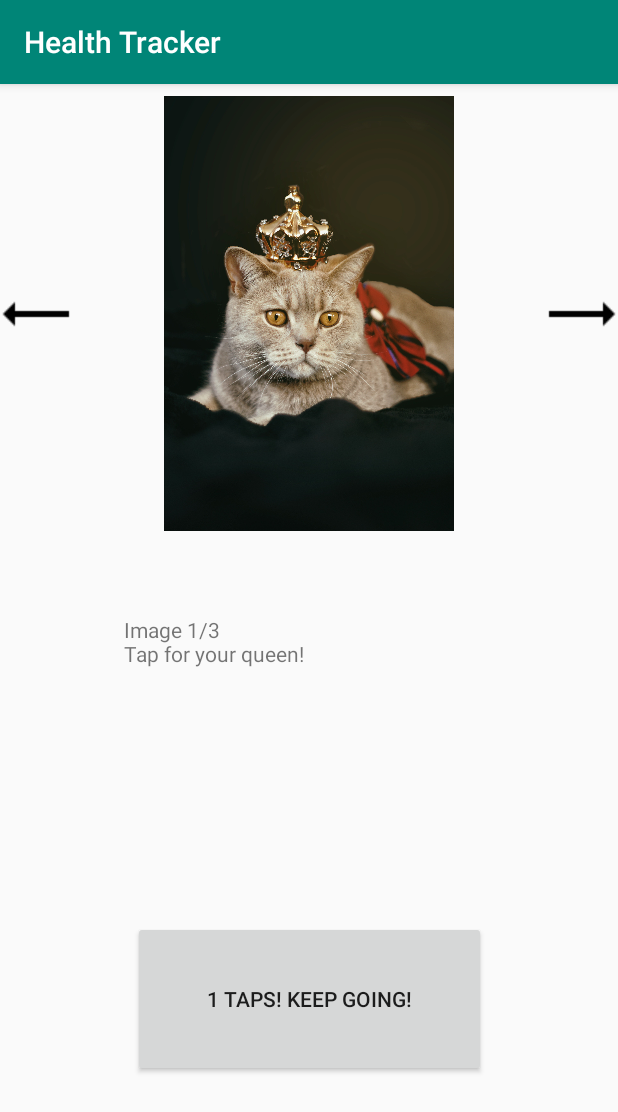
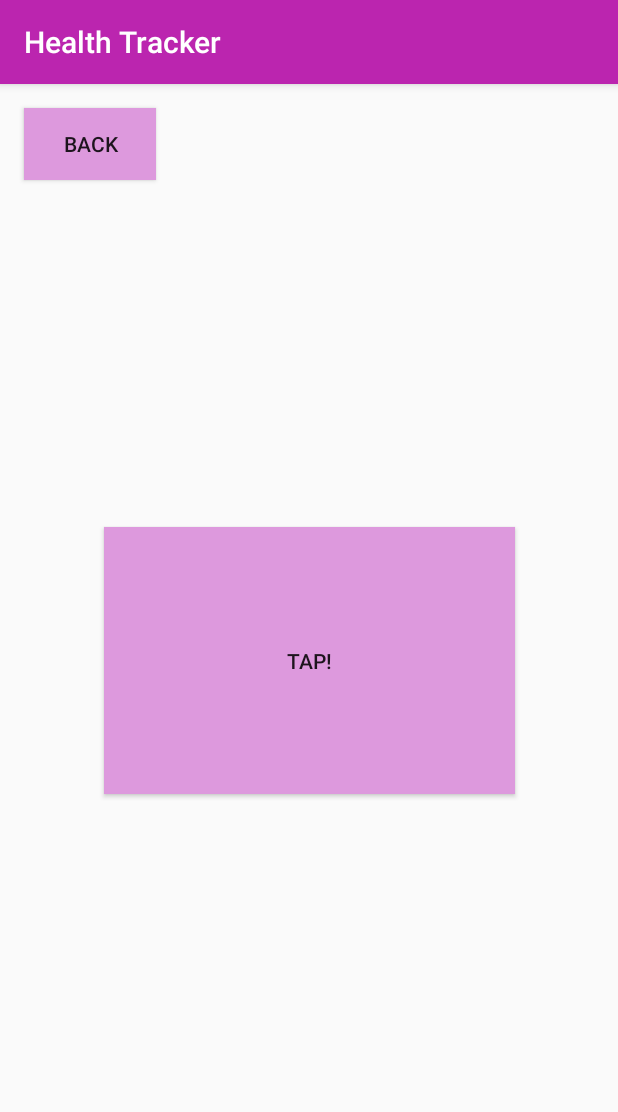
Before and after one commit to VorosDana/healthtracker, an Android app: the screen it shows after launch (MainActivity before the commit, TapperActivity after it), after a tap on "TAP!", on a phone screen of 412 x 824 dp. Shown: the top 1112 px of the screen. Run offline under Robolectric (Android 15) with nearby library versions, the phone set to English and light mode, and no system bars.

Commit message:
Moved tapping to its own page, added basic styling

```diff
--- a/app/src/main/AndroidManifest.xml
+++ b/app/src/main/AndroidManifest.xml
@@ -9,6 +9,7 @@
         android:roundIcon="@mipmap/ic_launcher_round"
         android:supportsRtl="true"
         android:theme="@style/AppTheme">
+        <activity android:name=".TapperActivity"></activity>
         <activity android:name=".MainActivity">
             <intent-filter>
                 <action android:name="android.intent.action.MAIN" />
--- a/app/src/main/java/com/example/healthtracker/MainActivity.java
+++ b/app/src/main/java/com/example/healthtracker/MainActivity.java
@@ -2,6 +2,7 @@ package com.example.healthtracker;
 
 import androidx.appcompat.app.AppCompatActivity;
 
+import android.content.Intent;
 import android.os.Bundle;
 import android.view.View;
 import android.widget.Button;
@@ -18,7 +19,7 @@ public class MainActivity extends AppCompatActivity {
     protected void onCreate(Bundle savedInstanceState) {
         super.onCreate(savedInstanceState);
         setContentView(R.layout.activity_main);
-        tapButton = findViewById(R.id.button_tap);
+        tapButton = findViewById(R.id.button_tap_page);
         taps = 0;
 
         images = new Carousel();
@@ -38,8 +39,8 @@ public class MainActivity extends AppCompatActivity {
     }
 
     public void tapHandler(View in) {
-        taps++;
-        tapButton.setText(taps + " taps! Keep going!");
+        Intent intent = new Intent(this, TapperActivity.class);
+        startActivity(intent);
     }
 
     private class Carousel{
--- /dev/null
+++ b/app/src/main/java/com/example/healthtracker/TapperActivity.java
@@ -0,0 +1,30 @@
+package com.example.healthtracker;
+
+import androidx.appcompat.app.AppCompatActivity;
+
+import android.os.Bundle;
+import android.view.View;
+import android.widget.Button;
+
+public class TapperActivity extends AppCompatActivity {
+
+    int taps;
+    Button tapButton;
+
+    @Override
+    protected void onCreate(Bundle savedInstanceState) {
+        super.onCreate(savedInstanceState);
+        setContentView(R.layout.activity_tapper);
+        taps = 0;
+        tapButton = findViewById(R.id.button_tap);
+    }
+
+    public void tapHandler(View in) {
+        taps++;
+        tapButton.setText(taps + " taps! Keep going!");
+    }
+
+    public void backButton(View view) {
+        this.finish();
+    }
+}
--- a/app/src/main/res/layout/activity_main.xml
+++ b/app/src/main/res/layout/activity_main.xml
@@ -17,13 +17,14 @@
         app:layout_constraintTop_toBottomOf="@+id/image_carousel" />
 
     <Button
-        android:id="@+id/button_tap"
+        android:id="@+id/button_tap_page"
         android:layout_width="235dp"
         android:layout_height="104dp"
         android:layout_marginStart="8dp"
         android:layout_marginTop="24dp"
         android:layout_marginEnd="8dp"
         android:layout_marginBottom="8dp"
+        android:background="@color/colorButton"
         android:onClick="tapHandler"
         android:text="TAP!"
         app:layout_constraintBottom_toBottomOf="parent"
--- /dev/null
+++ b/app/src/main/res/layout/activity_tapper.xml
@@ -0,0 +1,32 @@
+<?xml version="1.0" encoding="utf-8"?>
+<androidx.constraintlayout.widget.ConstraintLayout xmlns:android="http://schemas.android.com/apk/res/android"
+    xmlns:app="http://schemas.android.com/apk/res-auto"
+    xmlns:tools="http://schemas.android.com/tools"
+    android:layout_width="match_parent"
+    android:layout_height="match_parent"
+    tools:context=".TapperActivity">
+
+    <Button
+        android:id="@+id/button_tap"
+        android:layout_width="274dp"
+        android:layout_height="178dp"
+        android:background="@color/colorButton"
+        android:onClick="tapHandler"
+        android:text="Tap!"
+        app:layout_constraintBottom_toBottomOf="parent"
+        app:layout_constraintEnd_toEndOf="parent"
+        app:layout_constraintStart_toStartOf="parent"
+        app:layout_constraintTop_toTopOf="parent" />
+
+    <Button
+        android:id="@+id/button_back"
+        android:layout_width="wrap_content"
+        android:layout_height="wrap_content"
+        android:layout_marginStart="16dp"
+        android:layout_marginTop="16dp"
+        android:background="@color/colorButton"
+        android:onClick="backButton"
+        android:text="Back"
+        app:layout_constraintStart_toStartOf="parent"
+        app:layout_constraintTop_toTopOf="parent" />
+</androidx.constraintlayout.widget.ConstraintLayout>
--- a/app/src/main/res/values/colors.xml
+++ b/app/src/main/res/values/colors.xml
@@ -1,6 +1,7 @@
 <?xml version="1.0" encoding="utf-8"?>
 <resources>
-    <color name="colorPrimary">#008577</color>
-    <color name="colorPrimaryDark">#00574B</color>
-    <color name="colorAccent">#D81B60</color>
+    <color name="colorPrimary">#BB25AF</color>
+    <color name="colorPrimaryDark">#992577</color>
+    <color name="colorAccent">#DD55DD</color>AAAAAAAAAAAA
+    <color name="colorButton">#DD99DD</color>
 </resources>
```
